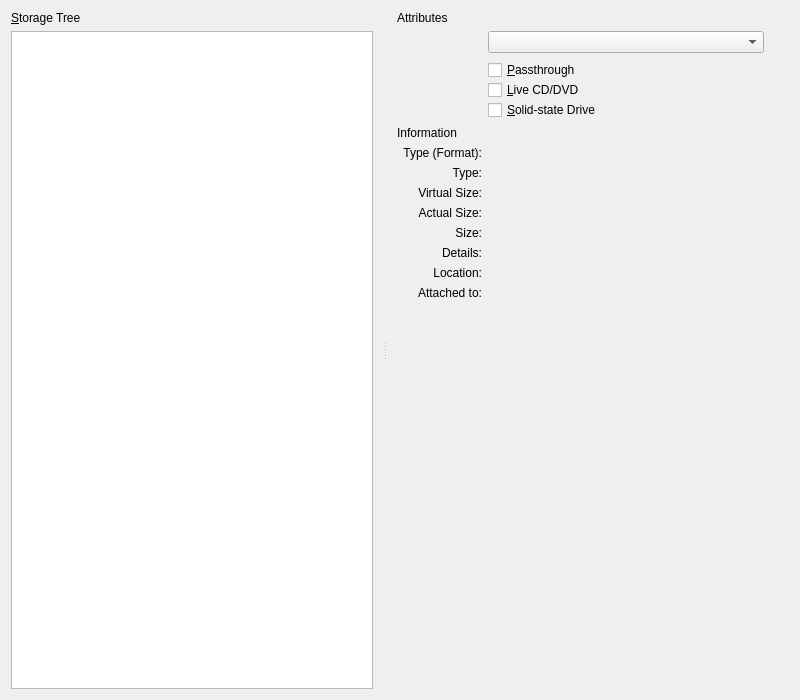
This is vbox/src/VBox/Frontends/VirtualBox/src/settings/machine/UIMachineSettingsStorage.ui in jljuxgm/vboxgit as Qt 5 draws it before an edit. The edited form follows.
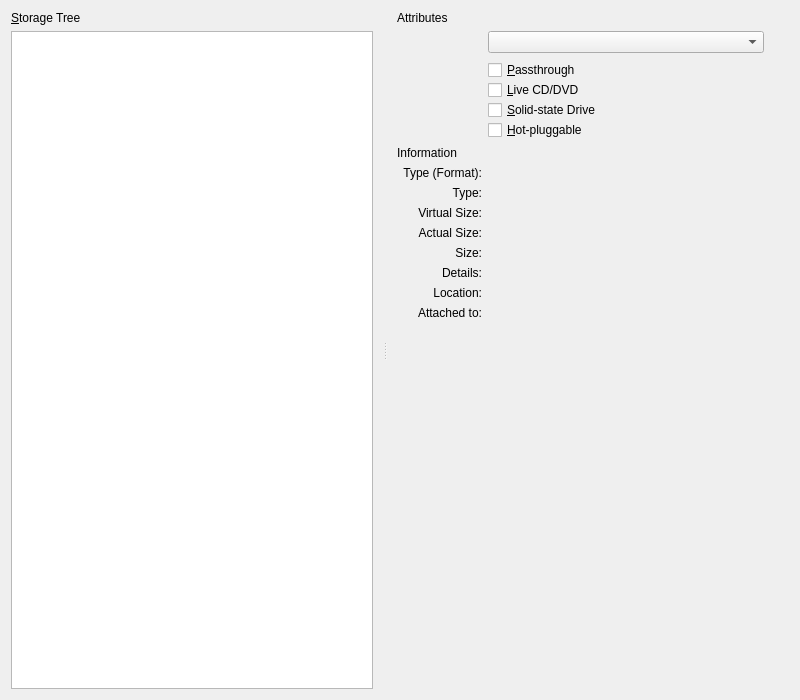
This is the edited form. The open tabs and pages were chosen to show the change. Custom widgets are drawn as their Qt base class.

Commit message:
commit_50272 ------------------------------------------------------------------------ r50272 | vboxsync | 2014-01-29 22:52:52 +0800 (Wed, 29 Jan 2014) | 1 line
FE/Qt: 6863: Machine settings: Storage page: SATA hot-plug support (step 1): Adding hot-pluggable check-box.
------------------------------------------------------------------------

```diff
--- a/vbox/src/VBox/Frontends/VirtualBox/src/settings/machine/UIMachineSettingsStorage.ui
+++ b/vbox/src/VBox/Frontends/VirtualBox/src/settings/machine/UIMachineSettingsStorage.ui
@@ -388,6 +388,22 @@
             </property>
            </widget>
           </item>
+          <item>
+           <widget class="QCheckBox" name="m_pCheckBoxHotPluggable">
+            <property name="sizePolicy">
+             <sizepolicy vsizetype="Fixed" hsizetype="MinimumExpanding">
+              <horstretch>0</horstretch>
+              <verstretch>0</verstretch>
+             </sizepolicy>
+            </property>
+            <property name="whatsThis">
+             <string>When checked the guest system will see the virtual disk as a hot-pluggable device.</string>
+            </property>
+            <property name="text">
+             <string>&amp;Hot-pluggable</string>
+            </property>
+           </widget>
+          </item>
          </layout>
         </item>
         <item row="3" column="0" colspan="3" >
```
The commit also changes 2 other files.
